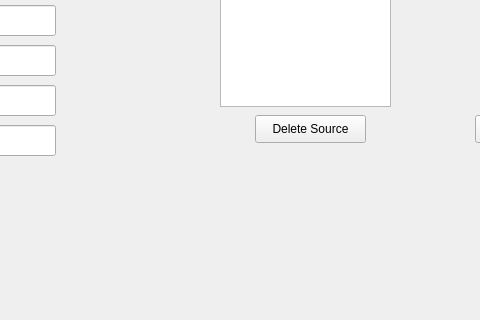
andrewh1011/project_elevate, file src/uiFile.ui: the form before one commit; both pictures show x 315 to 795 and y 145 to 465 of the 1148 by 465 pixel window.
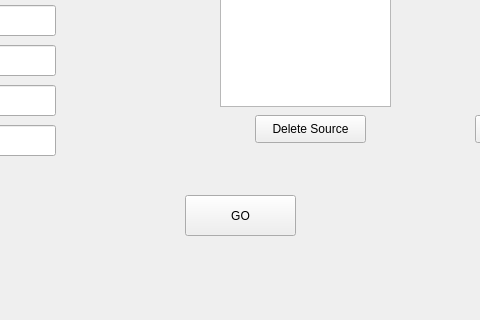
The form after the commit.

Commit message: start putting parsing into ui

Diff of the .ui file:
```diff
--- a/src/uiFile.ui
+++ b/src/uiFile.ui
@@ -303,6 +303,19 @@
      <string/>
     </property>
    </widget>
+   <widget class="QPushButton" name="startBtn">
+    <property name="geometry">
+     <rect>
+      <x>500</x>
+      <y>340</y>
+      <width>111</width>
+      <height>41</height>
+     </rect>
+    </property>
+    <property name="text">
+     <string>GO</string>
+    </property>
+   </widget>
   </widget>
   <widget class="QMenuBar" name="menubar">
    <property name="geometry">
```
The commit also changes 3 other files.
